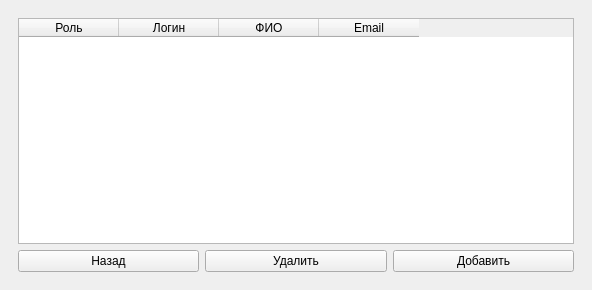
Qt form mainwindow.ui (Toxicattack4up/AptekaService) before a commit.
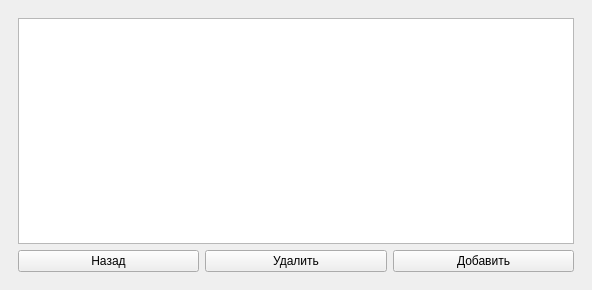
The same form after that commit. The open tabs and pages were chosen to show the change.

```diff
--- a/mainwindow.ui
+++ b/mainwindow.ui
@@ -218,28 +218,7 @@
            </widget>
           </item>
           <item row="0" column="0" colspan="3">
-           <widget class="QTableWidget" name="table_employees">
-            <column>
-             <property name="text">
-              <string>Роль</string>
-             </property>
-            </column>
-            <column>
-             <property name="text">
-              <string>Логин</string>
-             </property>
-            </column>
-            <column>
-             <property name="text">
-              <string>ФИО</string>
-             </property>
-            </column>
-            <column>
-             <property name="text">
-              <string>Email</string>
-             </property>
-            </column>
-           </widget>
+           <widget class="QTableWidget" name="table_employees"/>
           </item>
          </layout>
         </item>
```
Left out of the diff: 2 changed lines with no effect on the pictures.
